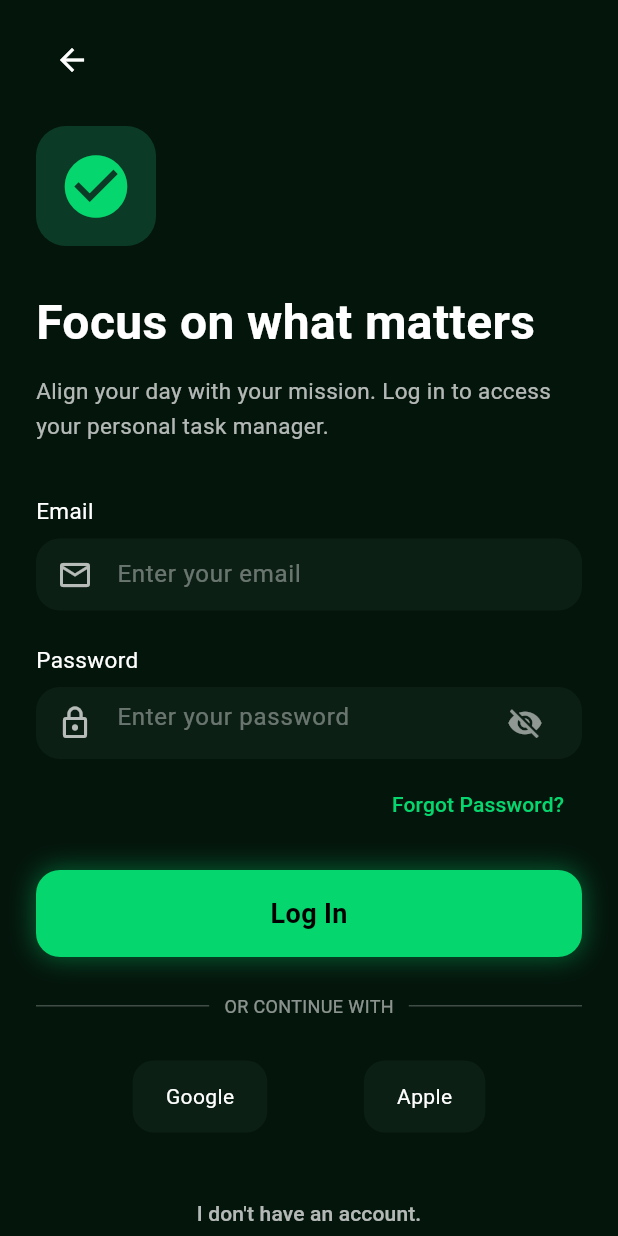
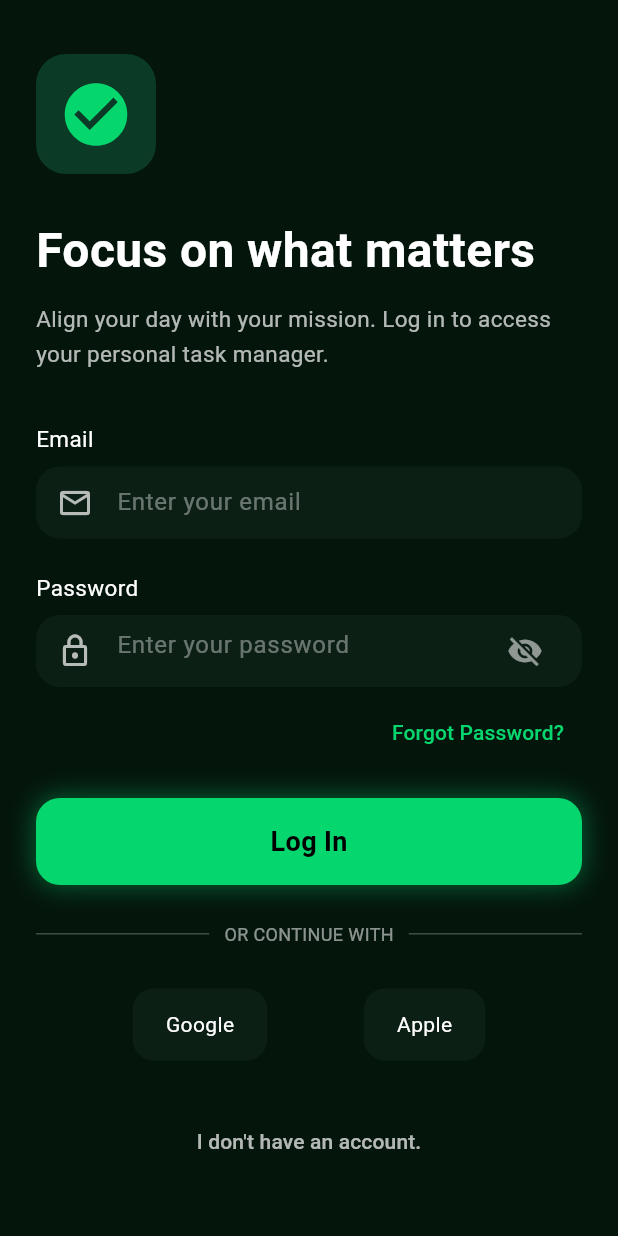
Before and after one commit to koixos/oop-mobile-frontend, a Flutter app: the screen it shows after launch, on a phone screen of 412 x 824 dp. Run offline on Flutter 3.47's test engine with Material 3 defaults, Android fonts, the phone set to English and light mode, and no system bars; our stand-ins replace fluttertoast, image_picker, shared_preferences.

Commit message:
remove unnecessary button

```diff
--- a/lib/views/auth/pages/login_page.dart
+++ b/lib/views/auth/pages/login_page.dart
@@ -8,7 +8,7 @@ import 'package:sptm/views/auth/dialogs/forgot_passwd_dialog.dart';
 import 'register_page.dart';
 
 class LoginPage extends StatefulWidget {
-  const LoginPage({ super.key });
+  const LoginPage({super.key});
 
   @override
   State<LoginPage> createState() => _LoginPageState();
@@ -25,7 +25,7 @@ class _LoginPageState extends State<LoginPage> {
   void _showForgotPasswdDialog() {
     showDialog(
       context: context,
-        builder: (_) => ForgotPasswdDialog(authService: authService)
+      builder: (_) => ForgotPasswdDialog(authService: authService),
     );
   }
 
@@ -37,7 +37,7 @@ class _LoginPageState extends State<LoginPage> {
     try {
       final success = await authService.login(
         emailOrPhoneCtrl.text.trim(),
-          passwdCtrl.text
+        passwdCtrl.text,
       );
 
       if (success) {
@@ -147,10 +147,10 @@ class _LoginPageState extends State<LoginPage> {
             child: Column(
               crossAxisAlignment: CrossAxisAlignment.start,
               children: [
-                IconButton(
-                  onPressed: () => Navigator.pop(context),
-                  icon: const Icon(Icons.arrow_back, color: Colors.white),
-                ),
+                // IconButton(
+                //   onPressed: () => Navigator.pop(context),
+                //   icon: const Icon(Icons.arrow_back, color: Colors.white),
+                // ),
                 const SizedBox(height: 20),
                 Container(
                   width: 80,
```
Lines whose indentation alone changed are shown as unchanged.
